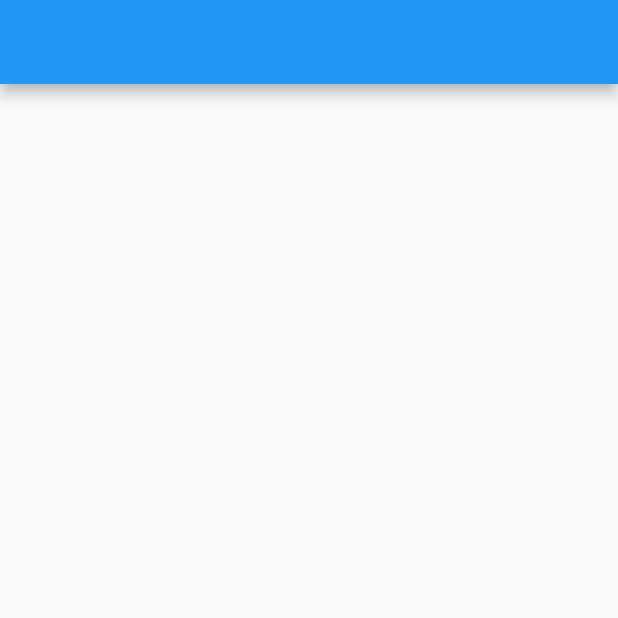
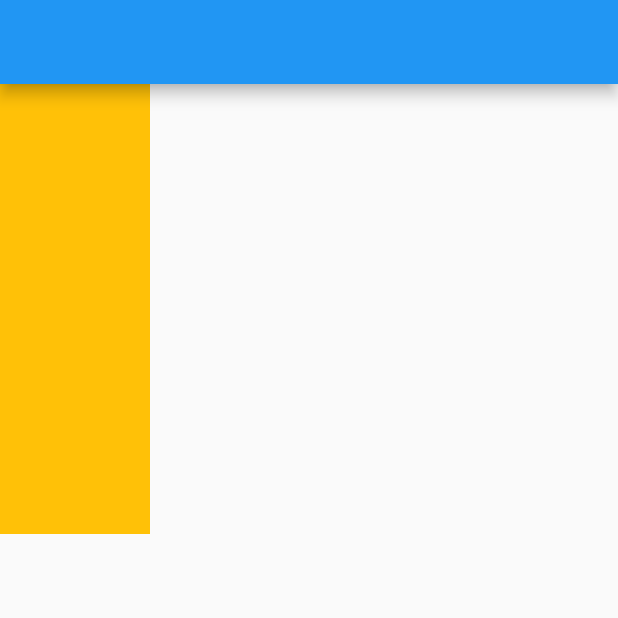
Before and after one commit to ahmedgfouad/ex2, a Flutter app: the screen it shows after launch, on a phone screen of 412 x 824 dp, the top half of it. Run offline on Flutter 3.47's test engine with Material 2 defaults, Android fonts, the phone set to English and light mode, and no system bars.

Commit message:
mack amber container

```diff
--- a/lib/ex.dart
+++ b/lib/ex.dart
@@ -7,6 +7,15 @@ class Ex extends StatelessWidget {
   Widget build(BuildContext context) {
     return Scaffold(
       appBar: AppBar(),
+      body: Column(
+        children: [
+          Container(
+            width: 100,
+            height: 300,
+            color: Colors.amber,
+          )
+        ],
+      ),
     );
   }
 }
```
